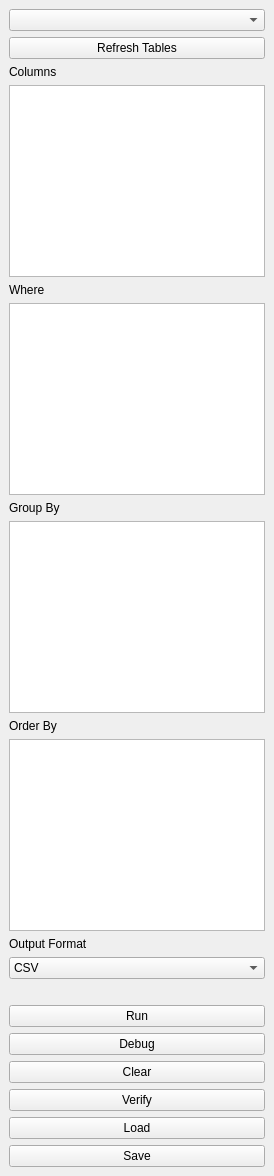
Qt form DataSelectorTest/forms/data_selector_dock.ui (LERCAutomation/DataSelector-QGIS) before a commit.
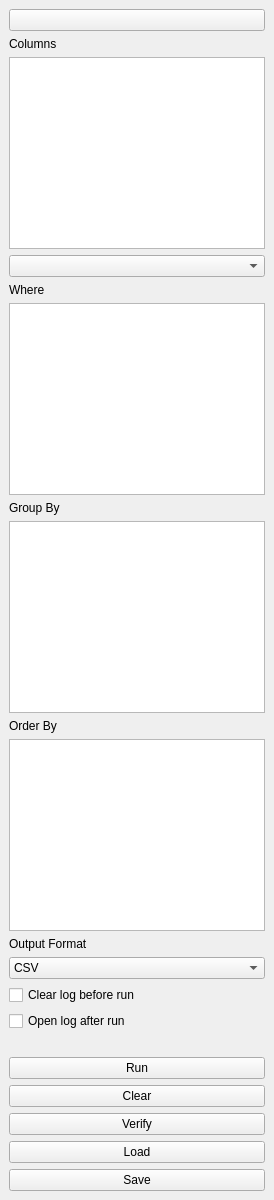
The same form after that commit.

```diff
--- a/DataSelectorTest/forms/data_selector_dock.ui
+++ b/DataSelectorTest/forms/data_selector_dock.ui
@@ -8,16 +8,9 @@
   <widget class="QWidget" name="dockWidgetContents">
    <layout class="QVBoxLayout" name="verticalLayout">
 
-    <item>
-     <widget class="QComboBox" name="comboTable"/>
-    </item>
-
     <item>
      <widget class="QPushButton" name="buttonRefreshTables">
-      <property name="text">
-       <string>Refresh Tables</string>
-      </property>
-     </widget>
+      <property name="toolTip"><string>Refresh list of tables</string></property></widget>
     </item>
 
     <item>
@@ -32,6 +25,10 @@
      <widget class="QTextEdit" name="textColumns"/>
     </item>
 
+    <item>
+     <widget class="QComboBox" name="comboTable"/>
+    </item>
+
     <item>
      <widget class="QLabel" name="labelWhere">
       <property name="text">
@@ -85,6 +82,18 @@
     </item>
 
     <item>
+ <widget class="QCheckBox" name="checkClearLog">
+  <property name="text">
+   <string>Clear log before run</string>
+  </property>
+ </widget>
+</item><item>
+ <widget class="QCheckBox" name="checkOpenLog">
+  <property name="text">
+   <string>Open log after run</string>
+  </property>
+ </widget>
+</item><item>
      <widget class="QLabel" name="labelMessage">
       <property name="text">
        <string/>
@@ -100,14 +109,6 @@
      </widget>
     </item>
 
-    <item>
-     <widget class="QPushButton" name="buttonDebug">
-      <property name="text">
-       <string>Debug</string>
-      </property>
-     </widget>
-    </item>
-
     <item>
      <widget class="QPushButton" name="buttonClear">
       <property name="text">
```
Left out of the diff: 8 changed lines with no effect on the pictures.
